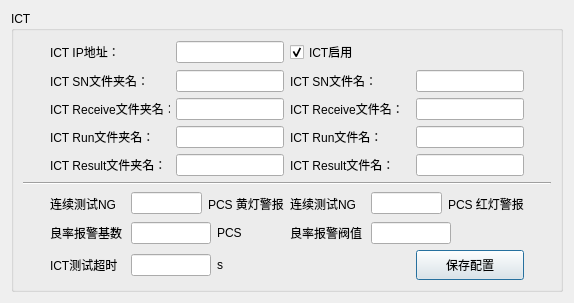
Before: the Qt Designer form ict_mes_dialog.ui in eveningwyn/ICT_UR10, drawn with Qt 5.
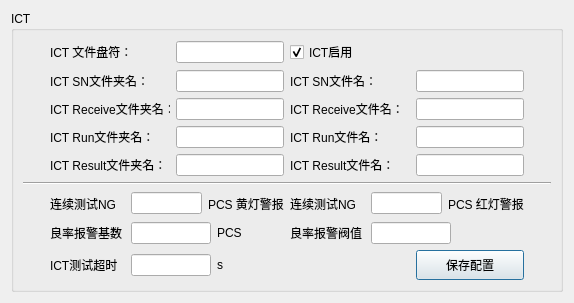
After: the same form once the commit is applied. Icons and pictures are not drawn.

What changed in the file:
```diff
--- a/ict_mes_dialog.ui
+++ b/ict_mes_dialog.ui
@@ -96,7 +96,7 @@
          </size>
         </property>
         <property name="text">
-         <string>ICT IP地址：</string>
+         <string>ICT 文件盘符：</string>
         </property>
        </widget>
       </item>
```
Left out of the diff: 4 changed lines with no effect on the pictures.
